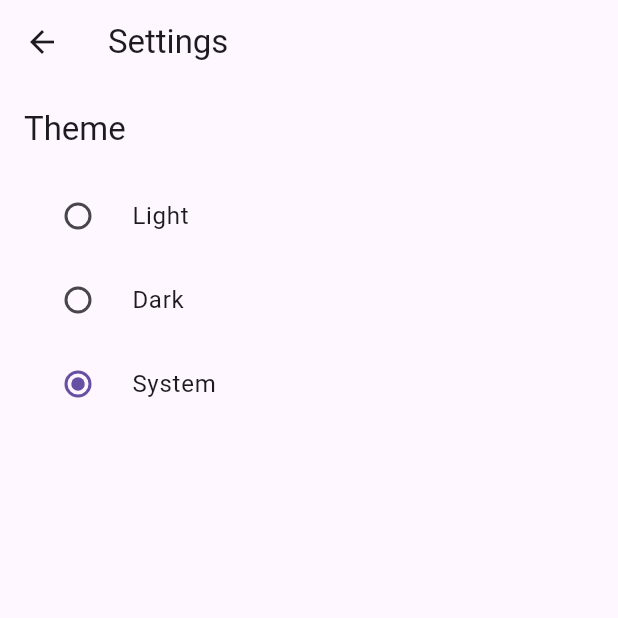
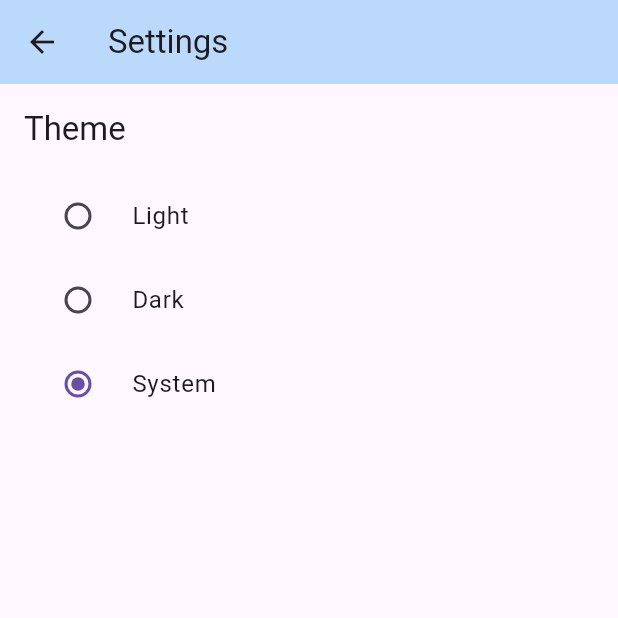
Before and after one commit to moodfactor/mostaql_job_finder, a Flutter app: the screen it shows after launch, after a tap on the "settings" icon, on a phone screen of 412 x 824 dp, the top half of it. Run offline on Flutter 3.47's test engine with Material 3 defaults, Android fonts, the phone set to English and light mode, and no system bars; our stand-ins replace shimmer; network calls fail.

Commit message:
Enhance UI with blur effects and transparency in JobDetailsPage, MainPage, and SettingsPage

```diff
--- a/lib/job_details_page.dart
+++ b/lib/job_details_page.dart
@@ -8,6 +8,8 @@ import 'package:flutter/material.dart';
 import 'package:mostaql_job_finder/models/job.dart';
 import 'package:mostaql_job_finder/services/scraping_service.dart';
 import 'package:url_launcher/url_launcher.dart';
+
+import 'dart:ui'; // Import for ImageFilter
 
 class JobDetailsPage extends StatefulWidget {
   final Job job;
@@ -382,9 +384,18 @@ class _JobDetailsPageState extends State<JobDetailsPage> {
   Widget _buildCard({required String title, required List<Widget> children}) {
     return Card(
       elevation: 0,
-      color: Theme.of(context).cardColor.withOpacity(0.5),
+      color: Colors.transparent, // Make card transparent to show blur effect
       margin: const EdgeInsets.symmetric(horizontal: 16, vertical: 8),
-      child: Padding(
+      child: ClipRRect(
+        borderRadius: BorderRadius.circular(16),
+        child: BackdropFilter(
+          filter: ImageFilter.blur(sigmaX: 10, sigmaY: 10),
+          child: Container(
+            decoration: BoxDecoration(
+              color: Theme.of(context).cardColor.withOpacity(0.3), // Adjust opacity for glass effect
+              borderRadius: BorderRadius.circular(16),
+              border: Border.all(color: Colors.white.withOpacity(0.2)),
+            ),
             padding: const EdgeInsets.all(16),
             child: Column(
               crossAxisAlignment: CrossAxisAlignment.start,
@@ -396,6 +407,8 @@ class _JobDetailsPageState extends State<JobDetailsPage> {
                 const Divider(height: 24),
                 ...children,
               ],
+            ),
+          ),
         ),
       ),
     );
@@ -420,9 +433,21 @@ class _JobDetailsPageState extends State<JobDetailsPage> {
   Widget build(BuildContext context) {
     return Scaffold(
       appBar: AppBar(
+        backgroundColor: Colors.transparent,
+        elevation: 0,
         title: Text(
           _jobDetails.title.isNotEmpty ? _jobDetails.title : "تفاصيل المشروع",
           overflow: TextOverflow.ellipsis,
+        ),
+        flexibleSpace: ClipRRect(
+          child: BackdropFilter(
+            filter: ImageFilter.blur(sigmaX: 10, sigmaY: 10),
+            child: Container(
+              decoration: BoxDecoration(
+                color: Theme.of(context).appBarTheme.backgroundColor?.withOpacity(0.3) ?? Colors.blue.withOpacity(0.3),
+              ),
+            ),
+          ),
         ),
         actions: [
           // Refresh button is disabled during the loading state.
--- a/lib/main.dart
+++ b/lib/main.dart
@@ -12,6 +12,7 @@ import 'package:mostaql_job_finder/services/scraping_service.dart';
 import 'package:mostaql_job_finder/settings_page.dart';
 import 'package:shimmer/shimmer.dart';
 import 'package:url_launcher/url_launcher.dart';
+import 'dart:ui'; // Import for ImageFilter
 
 final ValueNotifier<ThemeMode> themeNotifier = ValueNotifier(ThemeMode.system);
 
@@ -118,17 +119,29 @@ class _MyHomePageState extends State<MyHomePage> {
   Widget build(BuildContext context) {
     return Scaffold(
       appBar: AppBar(
+        backgroundColor: Colors.transparent,
+        elevation: 0,
         title: _isSearching
             ? TextField(
                 onChanged: _filterJobs,
-                decoration: InputDecoration(
+                decoration: const InputDecoration(
                   hintText: 'Search...',
                   border: InputBorder.none,
                   hintStyle: TextStyle(color: Colors.white70),
                 ),
-                style: TextStyle(color: Colors.white),
+                style: const TextStyle(color: Colors.white),
               )
             : const Text('Mostaql Job Finder'),
+        flexibleSpace: ClipRRect(
+          child: BackdropFilter(
+            filter: ImageFilter.blur(sigmaX: 10, sigmaY: 10),
+            child: Container(
+              decoration: BoxDecoration(
+                color: Theme.of(context).appBarTheme.backgroundColor?.withOpacity(0.3) ?? Colors.blue.withOpacity(0.3),
+              ),
+            ),
+          ),
+        ),
         actions: [
           _isSearching
               ? IconButton(
@@ -161,9 +174,19 @@ class _MyHomePageState extends State<MyHomePage> {
         ],
         bottom: PreferredSize(
           preferredSize: const Size.fromHeight(kToolbarHeight),
-          child: Padding(
+          child: ClipRRect(
+            borderRadius: BorderRadius.circular(16),
+            child: BackdropFilter(
+              filter: ImageFilter.blur(sigmaX: 10, sigmaY: 10),
+              child: Container(
+                decoration: BoxDecoration(
+                  color: Theme.of(context).cardColor.withOpacity(0.3),
+                  borderRadius: BorderRadius.circular(16),
+                  border: Border.all(color: Colors.white.withOpacity(0.2)),
+                ),
                 padding: const EdgeInsets.symmetric(horizontal: 16.0),
                 child: DropdownButton<String>(
+                  dropdownColor: Theme.of(context).cardColor.withOpacity(0.8),
                   value: _selectedCategory,
                   hint: const Text('Select Category', style: TextStyle(color: Colors.white)),
                   isExpanded: true,
@@ -183,6 +206,8 @@ class _MyHomePageState extends State<MyHomePage> {
               ),
             ),
           ),
+        ),
+      ),
       body: _isLoading
           ? Shimmer.fromColors(
               baseColor: Colors.grey[300]!,
@@ -191,57 +216,45 @@ class _MyHomePageState extends State<MyHomePage> {
                 itemCount: 10,
                 itemBuilder: (context, index) {
                   return Card(
-                    elevation: 4,
+                    elevation: 0,
+                    color: Colors.transparent, // Make card transparent to show blur effect
                     margin: const EdgeInsets.symmetric(horizontal: 16, vertical: 8),
-                    child: Padding(
+                    child: ClipRRect(
+                      borderRadius: BorderRadius.circular(16),
+                      child: BackdropFilter(
+                        filter: ImageFilter.blur(sigmaX: 10, sigmaY: 10),
+                        child: Container(
+                          decoration: BoxDecoration(
+                            color: Theme.of(context).cardColor.withOpacity(0.3), // Adjust opacity for glass effect
+                            borderRadius: BorderRadius.circular(16),
+                            border: Border.all(color: Colors.white.withOpacity(0.2)),
+                          ),
                           padding: const EdgeInsets.all(16.0),
-                      child: Column(
+                          child: const Column(
                             crossAxisAlignment: CrossAxisAlignment.start,
                             children: [
-                          Container(
-                            width: double.infinity,
-                            height: 18,
-                            color: Colors.white,
-                          ),
-                          const SizedBox(height: 8),
-                          Container(
-                            width: double.infinity,
-                            height: 16,
-                            color: Colors.white,
-                          ),
-                          const SizedBox(height: 16),
+                              SizedBox(width: double.infinity, height: 18, child: ColoredBox(color: Colors.white)),
+                              SizedBox(height: 8),
+                              SizedBox(width: double.infinity, height: 16, child: ColoredBox(color: Colors.white)),
+                              SizedBox(height: 16),
                               Row(
                                 mainAxisAlignment: MainAxisAlignment.spaceBetween,
                                 children: [
-                              Container(
-                                width: 100,
-                                height: 16,
-                                color: Colors.white,
+                                  SizedBox(width: 100, height: 16, child: ColoredBox(color: Colors.white)),
+                                  SizedBox(width: 50, height: 16, child: ColoredBox(color: Colors.white)),
+                                ],
                               ),
-                              Container(
-                                width: 50,
-                                height: 16,
-                                color: Colors.white,
+                              SizedBox(height: 8),
+                              Row(
+                                mainAxisAlignment: MainAxisAlignment.spaceBetween,
+                                children: [
+                                  SizedBox(width: 70, height: 16, child: ColoredBox(color: Colors.white)),
+                                  SizedBox(width: 80, height: 36, child: ColoredBox(color: Colors.white)),
+                                ],
                               ),
                             ],
                           ),
-                          const SizedBox(height: 8),
-                          Row(
-                            mainAxisAlignment: MainAxisAlignment.spaceBetween,
-                            children: [
-                              Container(
-                                width: 70,
-                                height: 16,
-                                color: Colors.white,
                         ),
-                              Container(
-                                width: 80,
-                                height: 36,
-                                color: Colors.white,
-                              ),
-                            ],
-                          ),
-                        ],
                       ),
                     ),
                   );
@@ -264,9 +277,19 @@ class _MyHomePageState extends State<MyHomePage> {
                       );
                     },
                     child: Card(
-                      elevation: 4,
+                      elevation: 0,
+                      color: Colors.transparent, // Make card transparent to show blur effect
                       margin: const EdgeInsets.symmetric(horizontal: 16, vertical: 8),
-                      child: Padding(
+                      child: ClipRRect(
+                        borderRadius: BorderRadius.circular(16),
+                        child: BackdropFilter(
+                          filter: ImageFilter.blur(sigmaX: 10, sigmaY: 10),
+                          child: Container(
+                            decoration: BoxDecoration(
+                              color: Theme.of(context).cardColor.withOpacity(0.3), // Adjust opacity for glass effect
+                              borderRadius: BorderRadius.circular(16),
+                              border: Border.all(color: Colors.white.withOpacity(0.2)),
+                            ),
                             padding: const EdgeInsets.all(16.0),
                             child: Column(
                               crossAxisAlignment: CrossAxisAlignment.start,
@@ -307,6 +330,8 @@ class _MyHomePageState extends State<MyHomePage> {
                             ),
                           ),
                         ),
+                      ),
+                    ),
                   );
                 },
               ),
--- a/lib/settings_page.dart
+++ b/lib/settings_page.dart
@@ -4,6 +4,7 @@
 
 import 'package:flutter/material.dart';
 import 'package:mostaql_job_finder/main.dart';
+import 'dart:ui'; // Import for ImageFilter
 
 class SettingsPage extends StatelessWidget {
   const SettingsPage({super.key});
@@ -12,7 +13,19 @@ class SettingsPage extends StatelessWidget {
   Widget build(BuildContext context) {
     return Scaffold(
       appBar: AppBar(
+        backgroundColor: Colors.transparent,
+        elevation: 0,
         title: const Text('Settings'),
+        flexibleSpace: ClipRRect(
+          child: BackdropFilter(
+            filter: ImageFilter.blur(sigmaX: 10, sigmaY: 10),
+            child: Container(
+              decoration: BoxDecoration(
+                color: Theme.of(context).appBarTheme.backgroundColor?.withOpacity(0.3) ?? Colors.blue.withOpacity(0.3),
+              ),
+            ),
+          ),
+        ),
       ),
       body: Padding(
         padding: const EdgeInsets.all(16.0),
```
Lines whose indentation alone changed are shown as unchanged.
